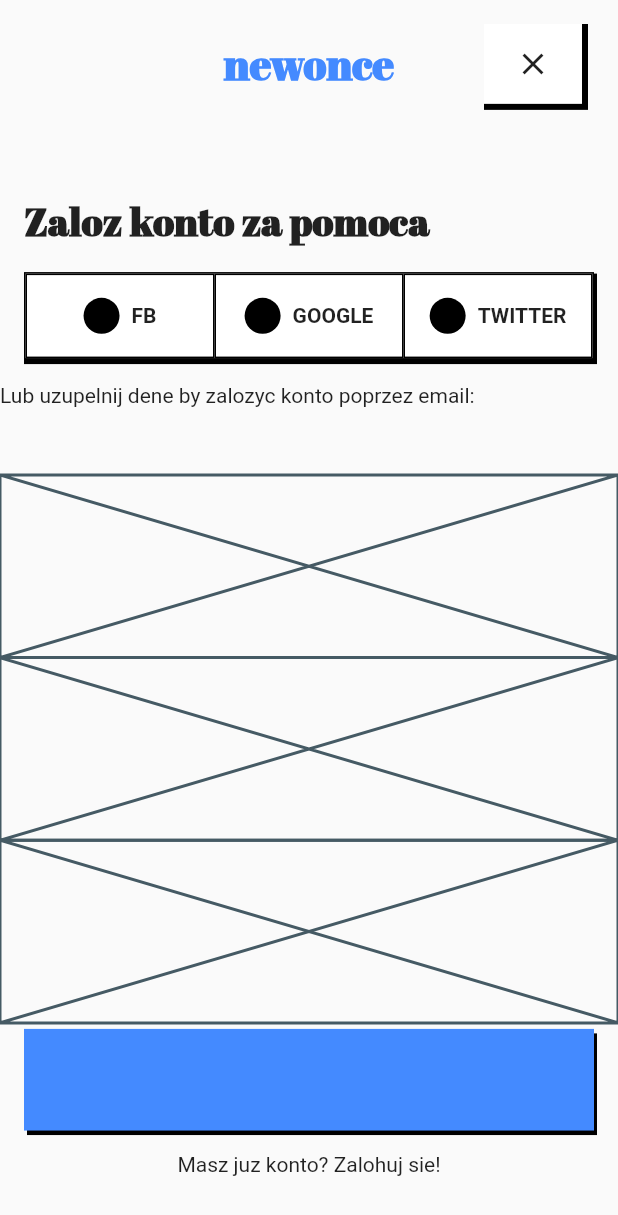
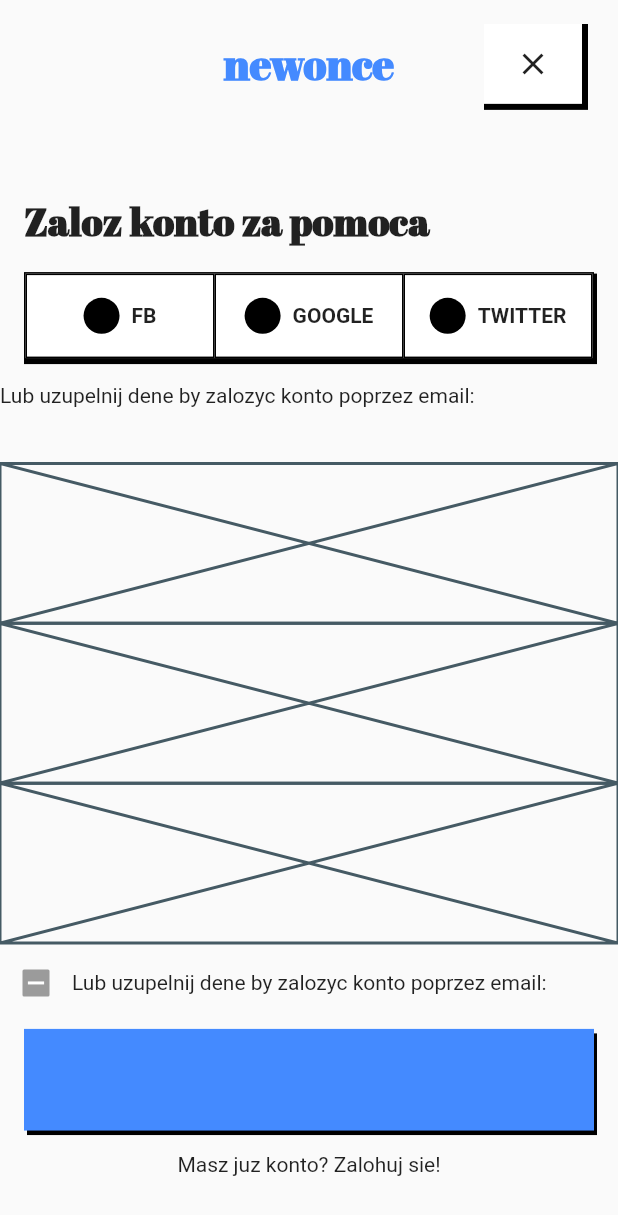
Before and after one commit to JAICHANGPARK/flutter_notebook_9th_story, a Flutter app: the screen it shows after launch, on a phone screen of 412 x 824 dp. Shown: the top 1215 px of the screen. Run offline on Flutter 3.47's test engine with Material 2 defaults, Android fonts, the phone set to English and light mode, and no system bars; our stand-ins replace badges, google_fonts.

Commit message:
Update new_once_login_page.dart

```diff
--- a/lib/ep612_newonce_app/new_once_login_page.dart
+++ b/lib/ep612_newonce_app/new_once_login_page.dart
@@ -2,6 +2,7 @@ import 'package:flutter/material.dart';
 import 'package:google_fonts/google_fonts.dart';
 
 class NewOnceLoginPage extends StatelessWidget {
+  bool isCheck = false;
   @override
   Widget build(BuildContext context) {
     return Scaffold(
@@ -162,7 +163,15 @@ class NewOnceLoginPage extends StatelessWidget {
                   Expanded(
                     flex: 2,
                     child: Placeholder(),
-                  )
+                  ),
+                  Expanded(
+                    child: Row(
+                      children: [
+                        Checkbox(),
+                        Text("Lub uzupelnij dene by zalozyc konto poprzez email:"),
+                      ],
+                    ),
+                  ),
                 ],
               ),
             ),
```
